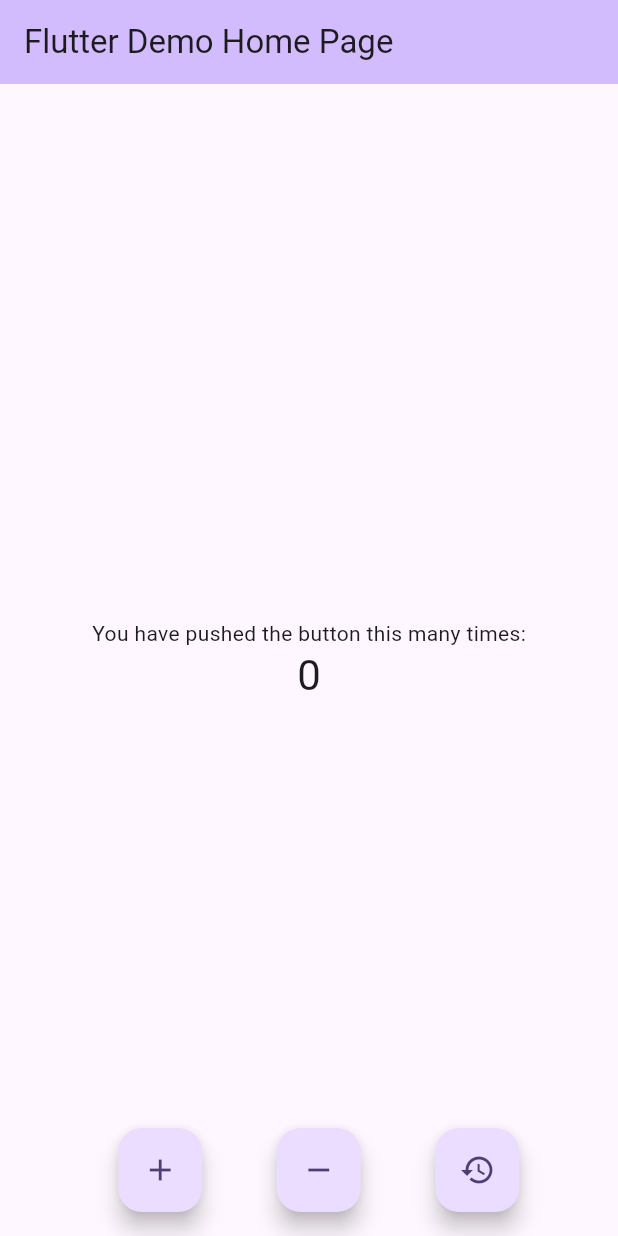
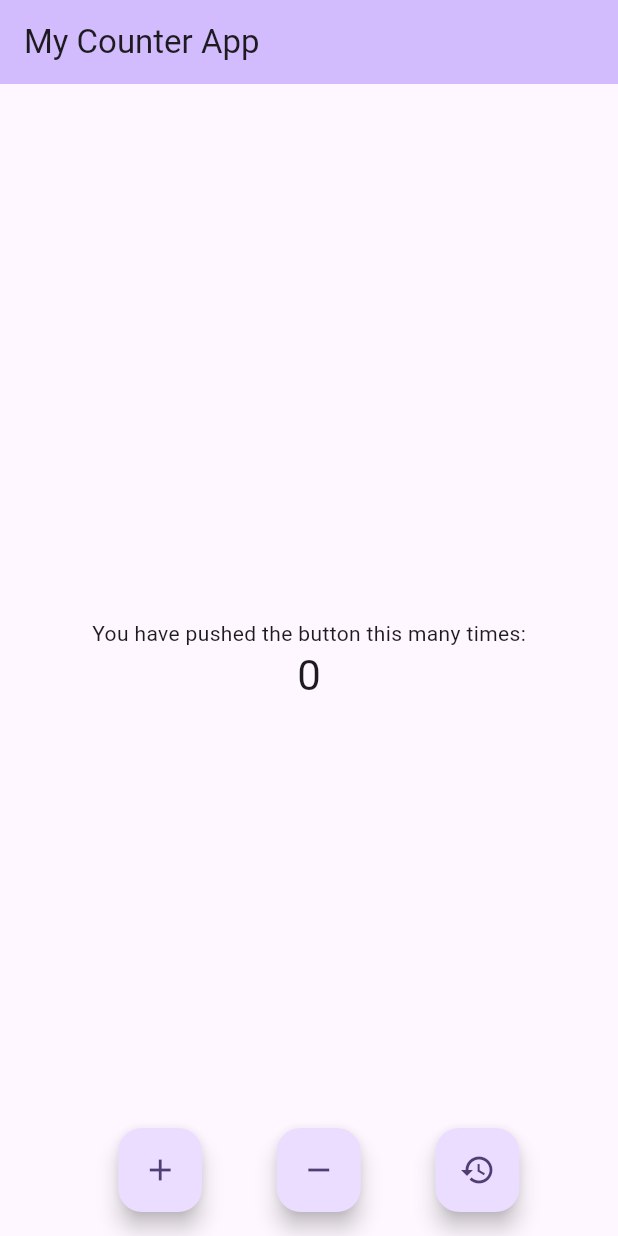
Before and after one commit to Gary-Bull/Flutter-Counter-App---State-Management-Provider, a Flutter app: the screen it shows after launch, on a phone screen of 412 x 824 dp. Run offline on Flutter 3.47's test engine with Material 3 defaults, Android fonts, the phone set to English and light mode, and no system bars.

Commit message:
Changed the title parameter being passed to MyHomePage

```diff
--- a/lib/main.dart
+++ b/lib/main.dart
@@ -24,7 +24,7 @@ class MyApp extends StatelessWidget {
         colorScheme: ColorScheme.fromSeed(seedColor: Colors.deepPurple),
         useMaterial3: true,
       ),
-      home: const MyHomePage(title: 'Flutter Demo Home Page'),
+      home: const MyHomePage(title: 'My Counter App'),
     );
   }
 }
```
